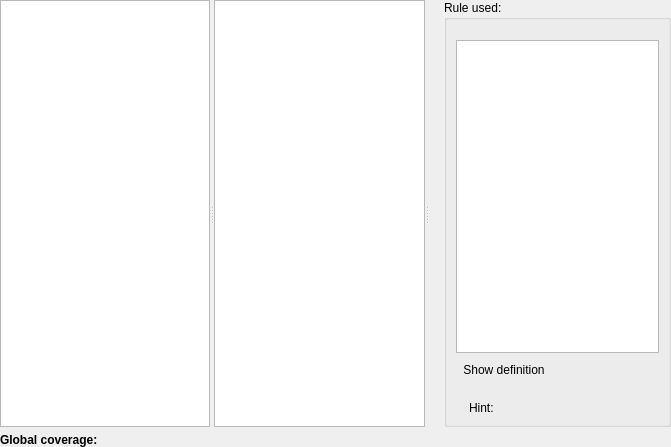
First picture: the form in src/chatbot/front-end/scriptcoveragewidget.ui, repository lvklabs/chatbot, before the edit.
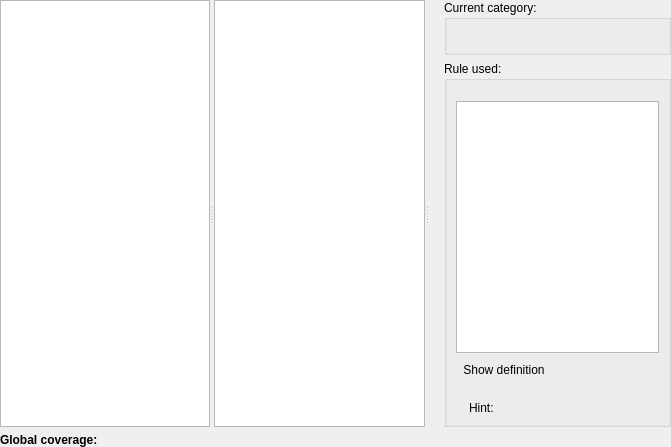
Second picture: the form after the edit. Icons and pictures are not drawn. Custom widgets are drawn as their Qt base class.

Commit message: Displaying current category in ClueWidget

What changed in the file:
```diff
--- a/src/chatbot/front-end/scriptcoveragewidget.ui
+++ b/src/chatbot/front-end/scriptcoveragewidget.ui
@@ -49,6 +49,22 @@
        <property name="leftMargin">
         <number>15</number>
        </property>
+       <item>
+        <widget class="QGroupBox" name="categoryGroupBox">
+         <property name="title">
+          <string>Current category:</string>
+         </property>
+         <layout class="QGridLayout" name="gridLayout_2">
+          <item row="0" column="0">
+           <widget class="QLabel" name="categoryLabel">
+            <property name="text">
+             <string/>
+            </property>
+           </widget>
+          </item>
+         </layout>
+        </widget>
+       </item>
        <item>
         <widget class="QGroupBox" name="ruleGroupBox">
          <property name="title">
```
The commit also changes 8 other files.
